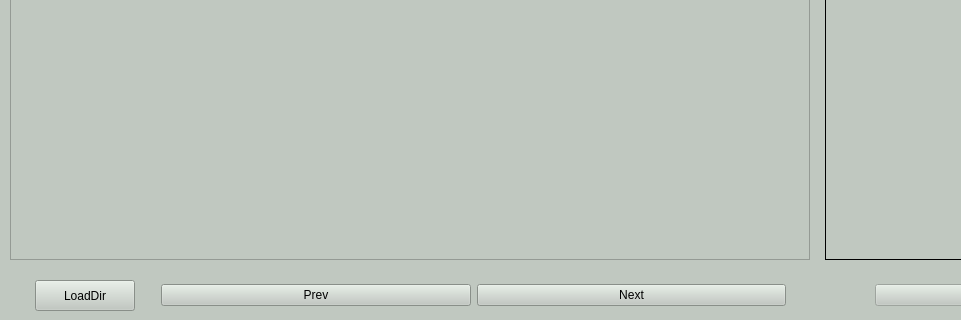
This is label.ui in chopin1998/label_it as Qt 5 draws it before an edit; both pictures show x 0 to 961 and y 480 to 800 of the 1280 by 800 pixel window. The edited form follows.
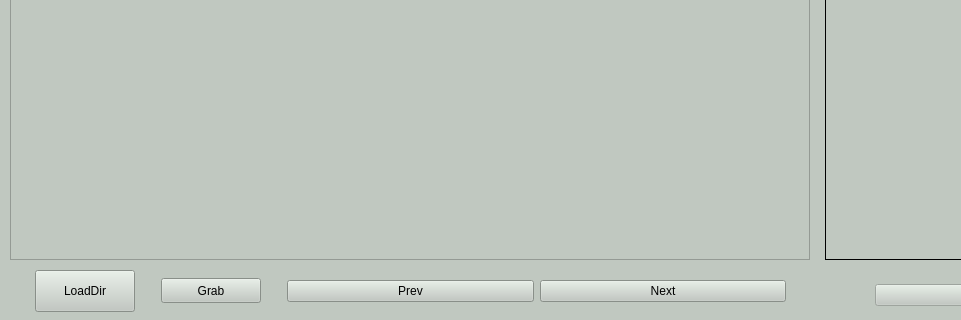
This is the edited form.

What changed in the file:
```diff
--- a/label.ui
+++ b/label.ui
@@ -87,9 +87,9 @@
    <property name="geometry">
     <rect>
      <x>10</x>
-     <y>760</y>
+     <y>750</y>
      <width>801</width>
-     <height>31</height>
+     <height>42</height>
     </rect>
    </property>
    <layout class="QHBoxLayout" name="horizontalLayout">
@@ -137,6 +137,41 @@
       </property>
      </spacer>
     </item>
+    <item>
+     <widget class="QPushButton" name="grabBtn">
+      <property name="maximumSize">
+       <size>
+        <width>100</width>
+        <height>25</height>
+       </size>
+      </property>
+      <property name="autoFillBackground">
+       <bool>false</bool>
+      </property>
+      <property name="text">
+       <string>Grab</string>
+      </property>
+      <property name="autoRepeat">
+       <bool>false</bool>
+      </property>
+     </widget>
+    </item>
+    <item>
+     <spacer name="verticalSpacer_4">
+      <property name="orientation">
+       <enum>Qt::Vertical</enum>
+      </property>
+      <property name="sizeType">
+       <enum>QSizePolicy::Expanding</enum>
+      </property>
+      <property name="sizeHint" stdset="0">
+       <size>
+        <width>20</width>
+        <height>20</height>
+       </size>
+      </property>
+     </spacer>
+    </item>
     <item>
      <widget class="QPushButton" name="prevBtn">
       <property name="autoFillBackground">
```
